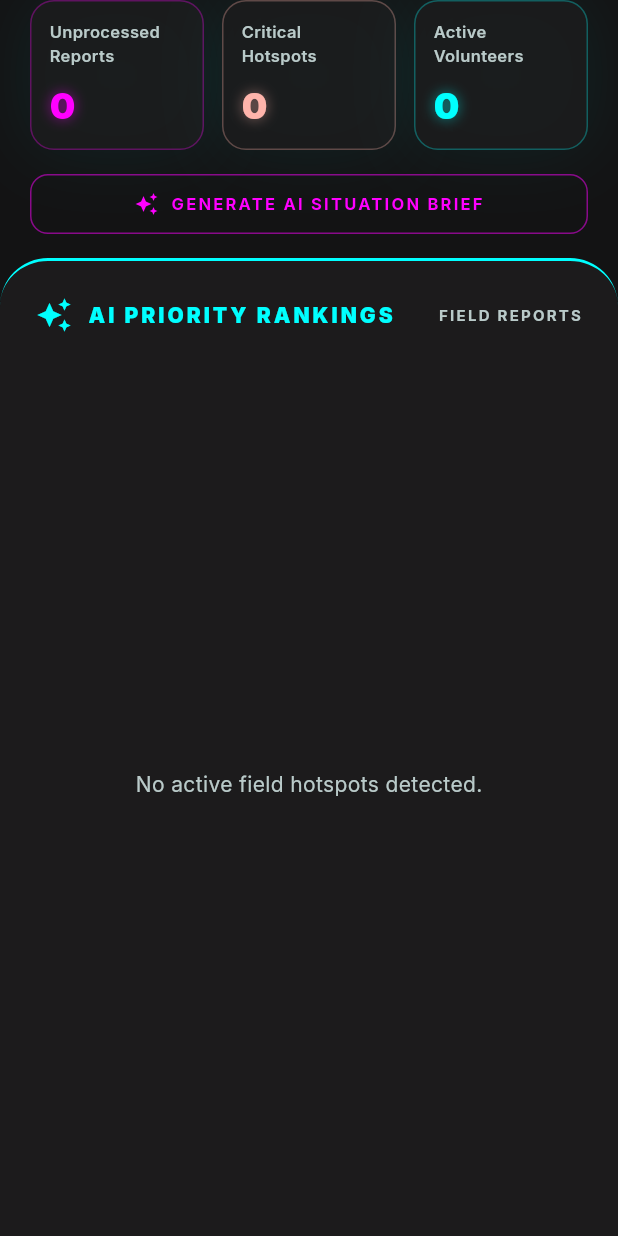
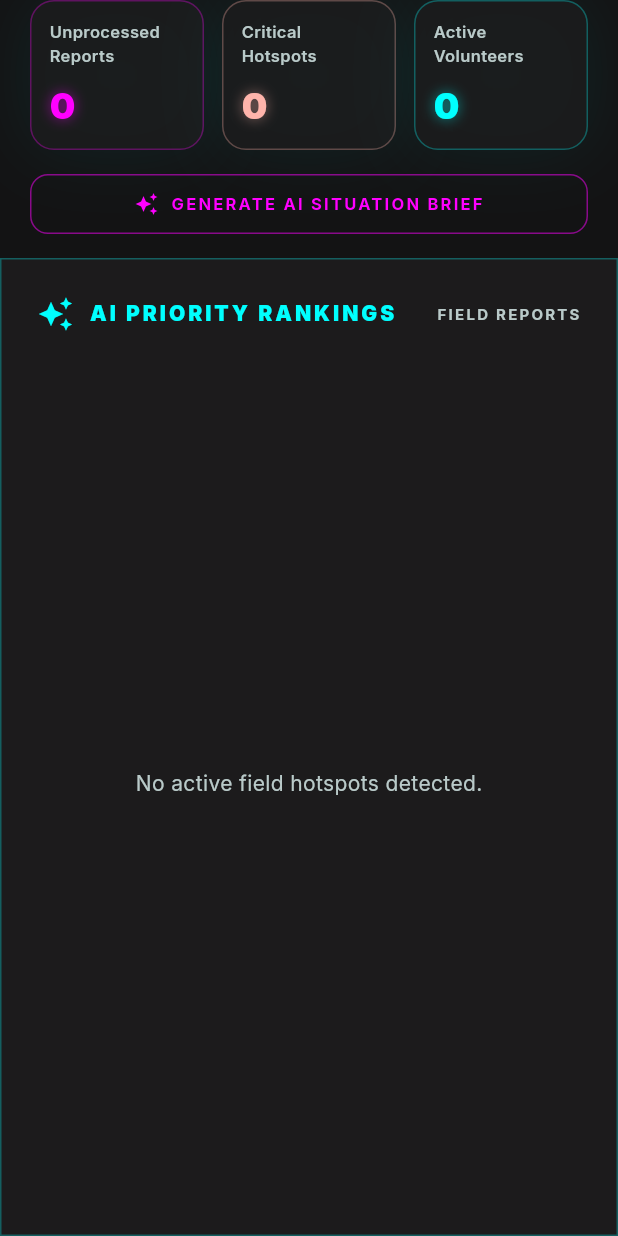
Before and after one commit to nothing144/aidwise, a Flutter app: the HeatmapDashboard screen opened directly, on a phone screen of 412 x 824 dp. Run offline on Flutter 3.47's test engine with Material 3 defaults, Android fonts, the phone set to English and light mode, and no system bars; our stand-ins replace cloud_firestore, firebase_auth, firebase_core, fl_chart, geocoding, geolocator and 4 more; accounts and stored records are empty; network calls fail.

Commit message:
fix: Critical borderRadius + non-uniform border crash causing blank cards everywhere
Root cause: Flutter cannot combine borderRadius with Border() that has different
colors per side. Fixed in app_theme, ai_scanner, my_reports, heatmap_dashboard.

```diff
--- a/lib/screens/heatmap_dashboard.dart
+++ b/lib/screens/heatmap_dashboard.dart
@@ -231,8 +231,7 @@ class _HeatmapDashboardState extends State<HeatmapDashboard> {
       width: double.infinity,
       decoration: BoxDecoration(
         color: AppTheme.surface.withValues(alpha: 0.95),
-        borderRadius: const BorderRadius.only(topLeft: Radius.circular(32), topRight: Radius.circular(32)),
-        border: const Border(top: BorderSide(color: AppTheme.primary, width: 2)),
+        border: Border.all(color: AppTheme.primary.withValues(alpha: 0.3)),
       ),
       padding: const EdgeInsets.all(24.0),
       child: Column(
--- a/lib/screens/my_reports_screen.dart
+++ b/lib/screens/my_reports_screen.dart
@@ -144,7 +144,7 @@ class _MyReportsScreenState extends State<MyReportsScreen> {
                 decoration: BoxDecoration(
                   color: AppTheme.surface.withValues(alpha: 0.6),
                   borderRadius: BorderRadius.circular(16),
-                  border: Border(left: BorderSide(color: statusColor, width: 4)),
+                  border: Border.all(color: statusColor.withValues(alpha: 0.3)),
                 ),
                 child: Column(
                   crossAxisAlignment: CrossAxisAlignment.start,
--- a/lib/theme/app_theme.dart
+++ b/lib/theme/app_theme.dart
@@ -115,7 +115,6 @@ class AppTheme {
 
   static BoxDecoration stitchCardWithLeftBorder(Color color) => BoxDecoration(
     color: cardSurface.withValues(alpha: 0.6),
-    borderRadius: BorderRadius.circular(12),
     border: Border(
       left: BorderSide(color: color, width: 3),
       top: BorderSide(color: outlineVariant.withValues(alpha: 0.1)),
```
Also changed, not shown: lib/screens/ai_scanner_screen.dart (+14 -4 lines).
